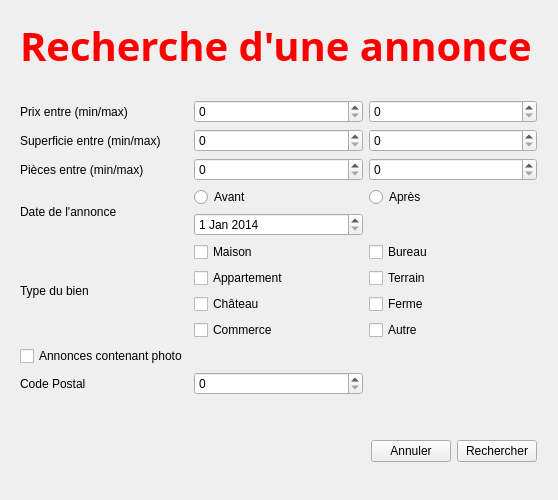
The window that AgenceImmo/recherchedialog.ui (willdoleave/projet-ihm) describes before a commit, drawn with Qt 5.
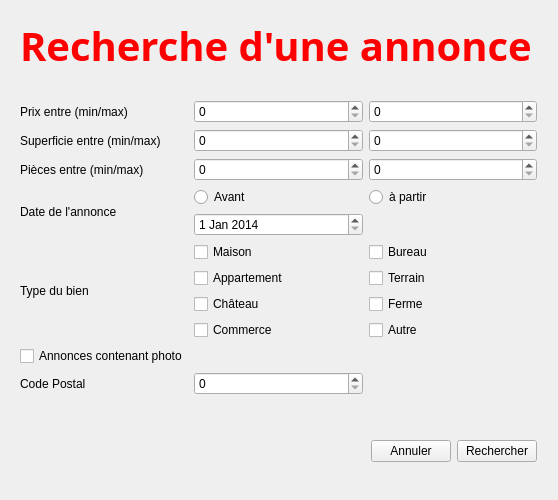
The same window after the commit.

```diff
--- a/AgenceImmo/recherchedialog.ui
+++ b/AgenceImmo/recherchedialog.ui
@@ -198,7 +198,7 @@
       <item row="1" column="1">
        <widget class="QRadioButton" name="radioDateApres">
         <property name="text">
-         <string>Après</string>
+         <string>à partir</string>
         </property>
        </widget>
       </item>
```
